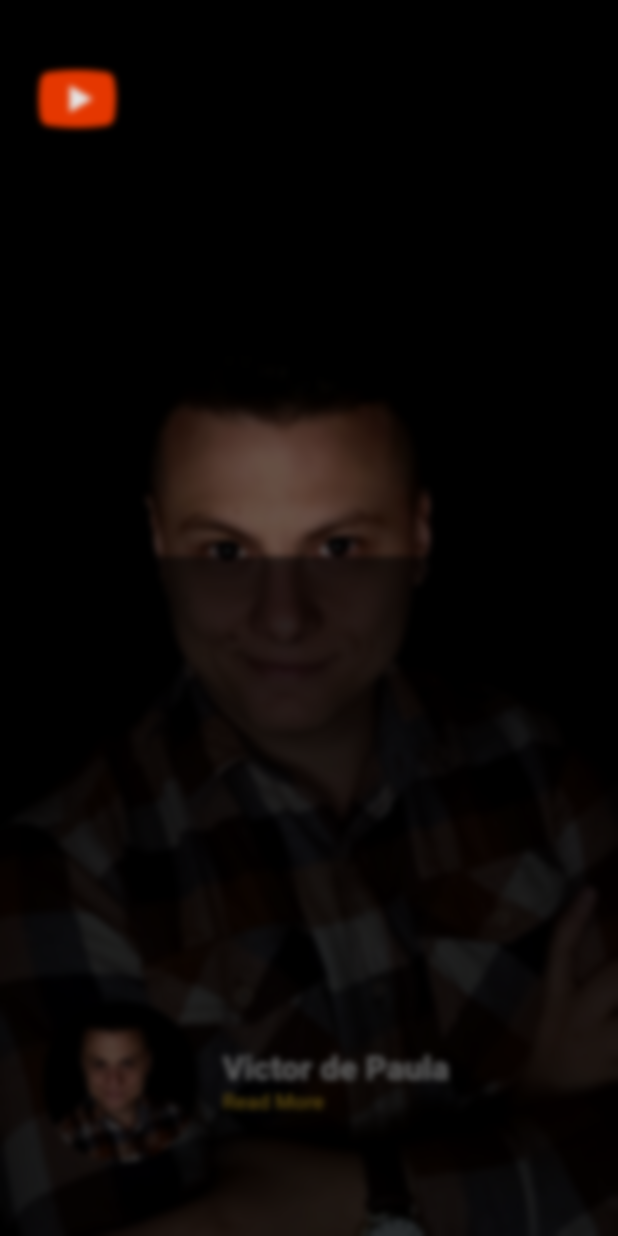
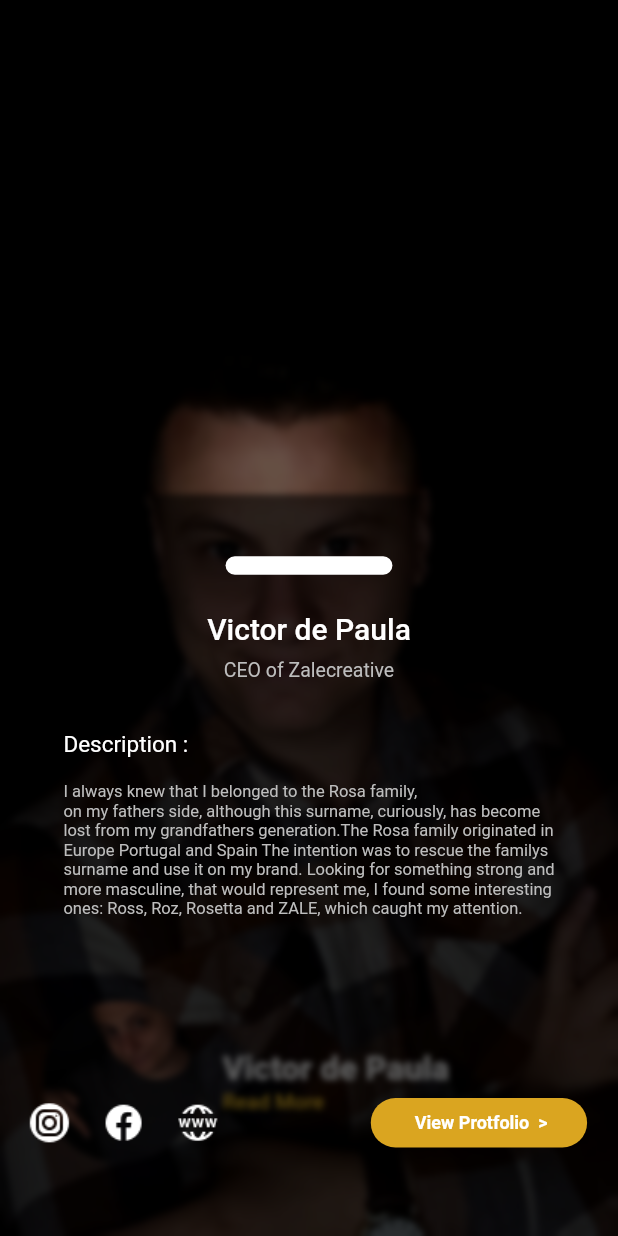
Before and after one commit to Zalefzn/protfolio_app, a Flutter app: the HomePage screen opened by its route, after a tap on "Read More", on a phone screen of 412 x 824 dp. Run offline on Flutter 3.47's test engine with Material 2 defaults, Android fonts, the phone set to English and light mode, and no system bars.

Commit message:
[update homePage]

```diff
--- a/lib/homePage/homePage.dart
+++ b/lib/homePage/homePage.dart
@@ -1,5 +1,6 @@
 import 'dart:ui';
 import 'package:flutter/material.dart';
+import 'package:protfolio_app/protofolio/protofolio.dart';
 import 'package:url_launcher/url_launcher.dart' as launcher;
 import 'package:protfolio_app/utilities/screenSize/sizeScreen.dart';
 import 'package:protfolio_app/utilities/theme/theme.dart';
@@ -24,6 +25,141 @@ class _HomePage extends State<HomePage> {
   Widget build(BuildContext context) {
     SizeConfig().init(context);
 
+    //for show button model sheet
+
+    //bottom content
+    Widget buttomContent() {
+      return Row(
+        children: [
+          GestureDetector(
+            onTap: () {
+              setState(() {
+                launchURL('https://www.instagram.com/zale_st/');
+              });
+            },
+            child: Container(
+              margin: EdgeInsets.only(left: SizeConfig.blockHorizontal * 3),
+              height: SizeConfig.blockVertical * 5,
+              width: SizeConfig.blockHorizontal * 10,
+              decoration: const BoxDecoration(
+                  image: DecorationImage(
+                      image: AssetImage('assets/instagram.png'))),
+            ),
+          ),
+          SizedBox(width: SizeConfig.blockHorizontal * 2),
+          GestureDetector(
+            onTap: () {
+              setState(() {
+                launchURL('https://www.facebook.com/st.zale');
+              });
+            },
+            child: Container(
+              height: SizeConfig.blockVertical * 5,
+              width: SizeConfig.blockHorizontal * 10,
+              decoration: const BoxDecoration(
+                  image: DecorationImage(
+                      image: AssetImage('assets/facebook.png'))),
+            ),
+          ),
+          SizedBox(width: SizeConfig.blockHorizontal * 2),
+          GestureDetector(
+            onTap: () {
+              setState(() {
+                launchURL('https://www.behance.net/zale-st');
+              });
+            },
+            child: Container(
+              height: SizeConfig.blockVertical * 5,
+              width: SizeConfig.blockHorizontal * 10,
+              decoration: const BoxDecoration(
+                  image:
+                      DecorationImage(image: AssetImage('assets/twitter.png'))),
+            ),
+          ),
+          SizedBox(width: SizeConfig.blockHorizontal * 23),
+          Container(
+            height: SizeConfig.blockVertical * 4,
+            width: SizeConfig.blockHorizontal * 35,
+            decoration: BoxDecoration(
+                color: buttonColor, borderRadius: BorderRadius.circular(30)),
+            child: TextButton(
+                onPressed: () {
+                  setState(() {
+                    Navigator.pushAndRemoveUntil(
+                        context,
+                        MaterialPageRoute(
+                            builder: (context) => const Protofolio()),
+                        (route) => false);
+                  });
+                },
+                child: const Text(' View Protfolio  >',
+                    style: TextStyle(
+                        color: Colors.white,
+                        fontSize: 12,
+                        fontWeight: FontWeight.w600))),
+          )
+        ],
+      );
+    }
+
+    //middle content
+    Widget middleContent() {
+      return Column(
+        crossAxisAlignment: CrossAxisAlignment.start,
+        children: [
+          const Text('Description :',
+              style: TextStyle(
+                color: Colors.white,
+                fontSize: 15,
+                fontWeight: FontWeight.w400,
+              )),
+          SizedBox(height: SizeConfig.blockVertical * 2),
+          Text(
+              'I always knew that I belonged to the Rosa family,\non my fathers side, although this surname, curiously, has become\nlost from my grandfathers generation.The Rosa family originated in\nEurope Portugal and Spain The intention was to rescue the familys\nsurname and use it on my brand. Looking for something strong and\nmore masculine, that would represent me, I found some interesting\nones: Ross, Roz, Rosetta and ZALE, which caught my attention.',
+              style: TextStyle(
+                color: Colors.grey[400],
+                fontSize: 11,
+                fontWeight: FontWeight.w400,
+              )),
+        ],
+      );
+    }
+
+    //headers
+    Widget headersModelSheet() {
+      return Column(
+        children: [
+          SizedBox(
+            height: SizeConfig.blockVertical * 5,
+          ),
+          Container(
+            height: SizeConfig.blockVertical * 1.5,
+            width: SizeConfig.blockHorizontal * 27,
+            decoration: BoxDecoration(
+                color: Colors.white, borderRadius: BorderRadius.circular(30)),
+          ),
+          SizedBox(
+            height: SizeConfig.blockVertical * 3,
+          ),
+          const Text('Victor de Paula',
+              style: TextStyle(
+                color: Colors.white,
+                fontSize: 20,
+                fontWeight: FontWeight.w500,
+              )),
+          SizedBox(
+            height: SizeConfig.blockVertical * 1,
+          ),
+          Text('CEO of Zalecreative',
+              style: TextStyle(
+                color: Colors.grey[400],
+                fontSize: 13,
+                fontWeight: FontWeight.w400,
+              )),
+        ],
+      );
+    }
+
     Widget contentBottom() {
       return Container(
           margin: EdgeInsets.only(
@@ -39,7 +175,7 @@ class _HomePage extends State<HomePage> {
                 width: SizeConfig.blockHorizontal * 25,
                 decoration: BoxDecoration(
                     image: const DecorationImage(
-                        image: AssetImage('assets/pict.jpg'),
+                        image: AssetImage('assets/pict2.jpg'),
                         fit: BoxFit.cover),
                     borderRadius: BorderRadius.circular(50)),
               ),
@@ -74,12 +210,24 @@ class _HomePage extends State<HomePage> {
                               filter:
                                   ImageFilter.blur(sigmaX: 2.0, sigmaY: 2.0),
                               child: Container(
-                                  height: SizeConfig.blockVertical * 55,
+                                height: SizeConfig.blockVertical * 60,
                                 decoration: const BoxDecoration(
                                     borderRadius: BorderRadius.only(
                                         topLeft: Radius.circular(70),
                                         topRight: Radius.circular(70))),
-                                ));
+                                child: Column(
+                                  children: [
+                                    headersModelSheet(),
+                                    SizedBox(
+                                        height: SizeConfig.blockVertical * 4),
+                                    middleContent(),
+                                    SizedBox(
+                                        height: SizeConfig.blockVertical * 14),
+                                    buttomContent(),
+                                  ],
+                                ),
+                              ),
+                            );
                           });
                     },
                     child: Text('Read More',
@@ -106,21 +254,6 @@ class _HomePage extends State<HomePage> {
                       image: AssetImage('assets/pict.jpg'),
                       fit: BoxFit.cover)),
             ),
-            GestureDetector(
-              onTap: () {},
-              child: Container(
-                margin: EdgeInsets.only(
-                    top: SizeConfig.blockVertical * 5,
-                    left: SizeConfig.blockHorizontal * 5),
-                height: SizeConfig.blockVertical * 6,
-                width: SizeConfig.blockHorizontal * 15,
-                decoration: const BoxDecoration(
-                  image: DecorationImage(
-                      fit: BoxFit.cover,
-                      image: AssetImage('assets/youtube.png')),
-                ),
-              ),
-            ),
             contentBottom()
           ],
         ));
--- a/lib/protofolio/protofolio.dart
+++ b/lib/protofolio/protofolio.dart
@@ -10,6 +10,6 @@ class Protofolio extends StatefulWidget {
 class _Protofolio extends State<Protofolio> {
   @override
   Widget build(BuildContext context) {
-    return Scaffold();
+    return Scaffold(body: Center(child: Text('Center')));
   }
 }
--- a/lib/splashScreen.dart
+++ b/lib/splashScreen.dart
@@ -23,8 +23,8 @@ class _SplashScreen extends State<SplashScreen> {
       backgroundColor: bColor1,
       body: Center(
         child: Container(
-          height: 233,
-          width: 233,
+          height: 225,
+          width: 225,
           decoration: BoxDecoration(
               borderRadius: BorderRadius.circular(20),
               image: const DecorationImage(
--- a/pubspec.yaml
+++ b/pubspec.yaml
@@ -66,6 +66,10 @@ flutter:
     - assets/logo.png
     - assets/pict.jpg
     - assets/youtube.png
+    - assets/pict2.jpg
+    - assets/instagram.png
+    - assets/facebook.png
+    - assets/twitter.png
 
   # An image asset can refer to one or more resolution-specific "variants", see
   # https://flutter.dev/assets-and-images/#resolution-aware.
```
Also changed, not shown: assets/twitter.png. Lines whose indentation alone changed are shown as unchanged.
